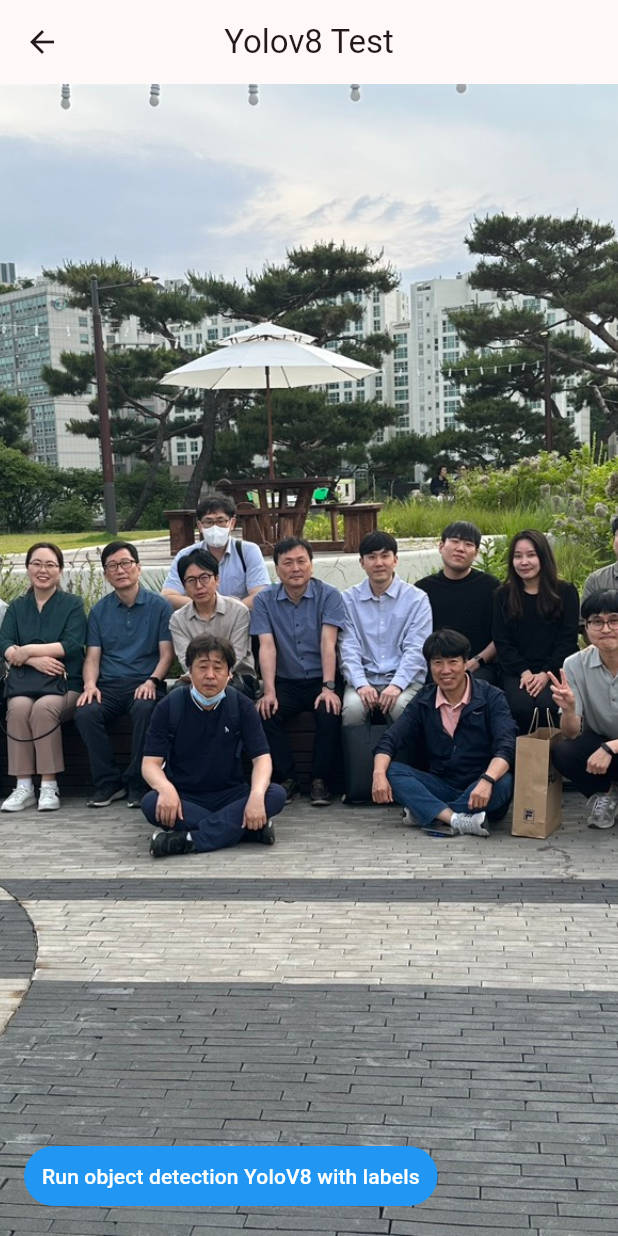
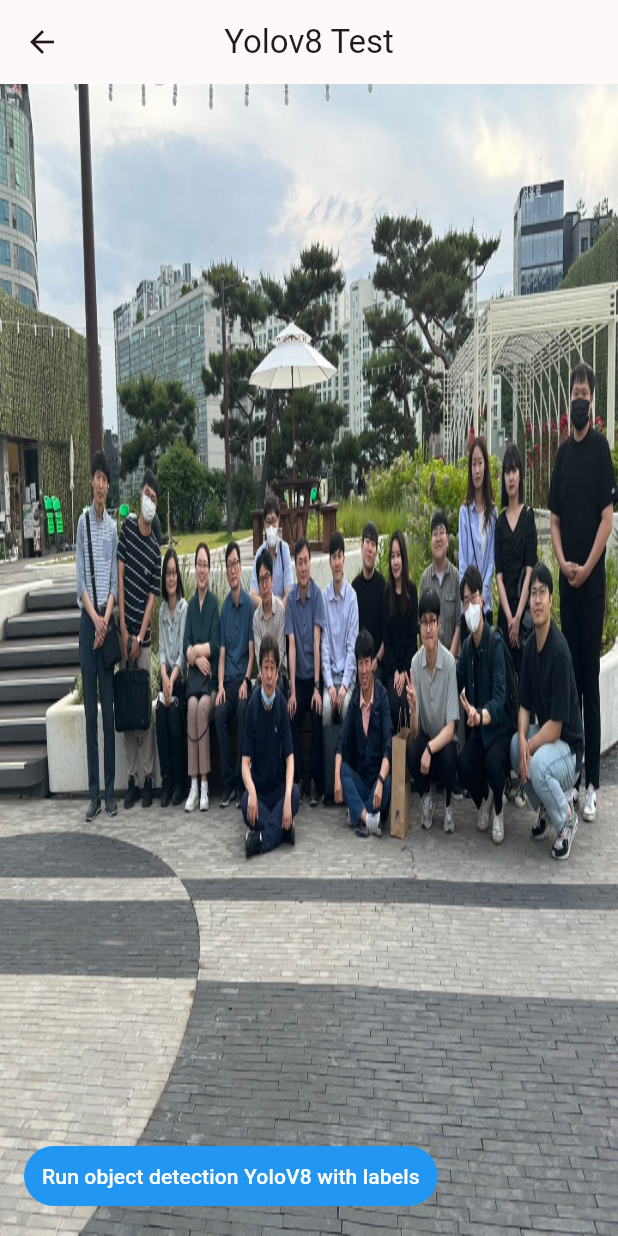
Before and after one commit to whenyourapprun/AreYouElf, a Flutter app: the TestPage screen opened directly, on a phone screen of 412 x 824 dp. Run offline on Flutter 3.47's test engine with Material 3 defaults, Android fonts, the light colour scheme and no system bars; our stand-ins replace camera, google_fonts; missing offline and left inert: exif, google_mlkit_commons, google_mlkit_face_detection, pytorch_lite, tflite_flutter.

Commit message:
이미지 크기 추론 전과 이후 맞춤

```diff
--- a/lib/pages/test_page.dart
+++ b/lib/pages/test_page.dart
@@ -77,12 +77,14 @@ class _TestPageState extends State<TestPage> {
         children: [
           objDetect.isNotEmpty
               ? _objectModelYoloV8.renderBoxesOnImage(_image!, objDetect)
-              : Image.asset(
-                  'assets/images/test.jpg',
-                  width: MediaQuery.of(context).size.width,
-                  height: MediaQuery.of(context).size.height,
-                  fit: BoxFit.fitHeight,
-                ),
+              : _image == null
+                  ? Image.asset(
+                      'assets/images/test.jpg',
+                      width: MediaQuery.of(context).size.width,
+                      height: MediaQuery.of(context).size.height,
+                      fit: BoxFit.fill,
+                    )
+                  : Image.file(_image!),
           Positioned(
             left: 16,
             bottom: 16,
```
